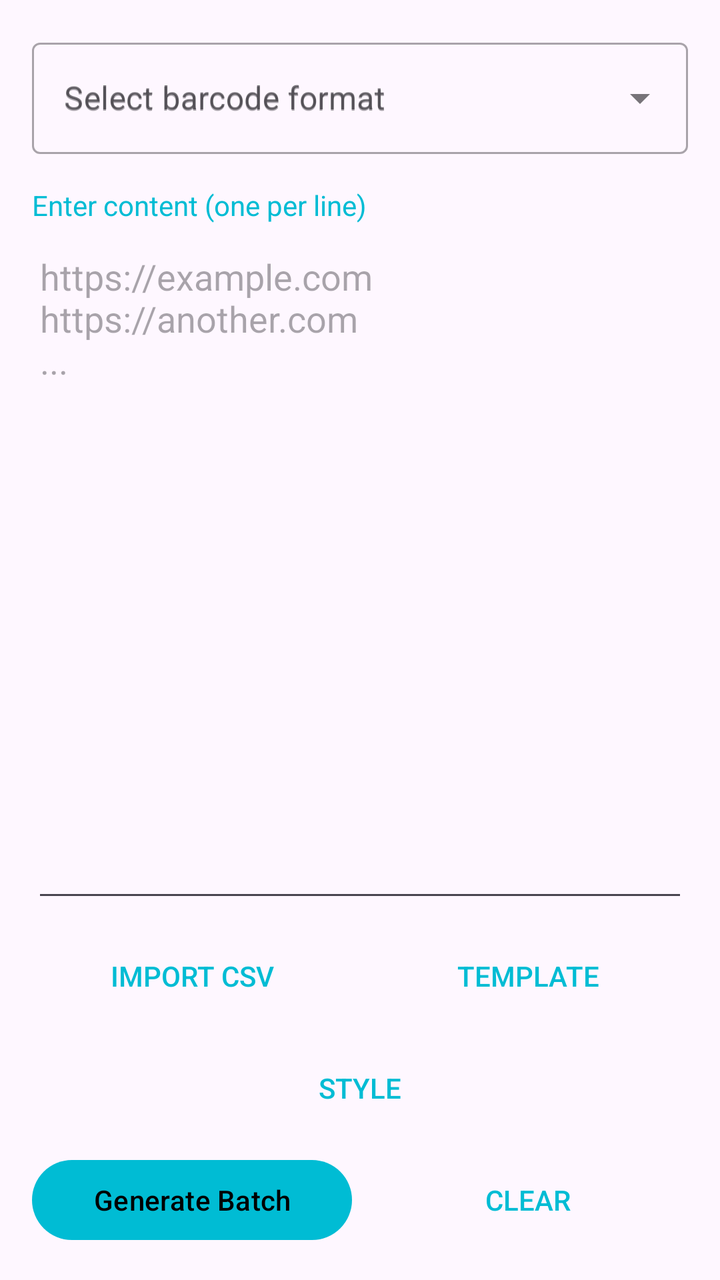
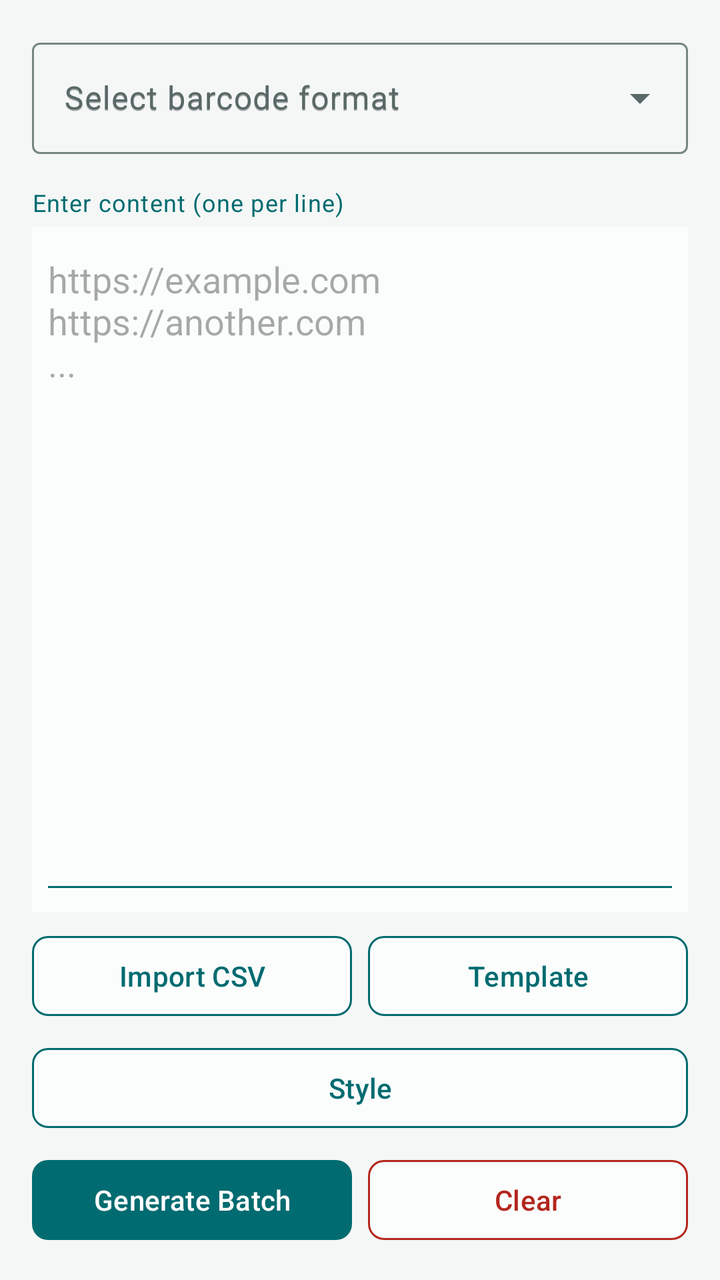

Before-and-after screenshots of an Android layout around one commit, followed by the original layout XML and the change that was made.
<!-- AndroidManifest.xml: application theme Theme.QRCodeSimple -->
<!-- res/layout/activity_batch_generate.xml -->
<?xml version="1.0" encoding="utf-8"?>
<LinearLayout xmlns:android="http://schemas.android.com/apk/res/android"
    xmlns:app="http://schemas.android.com/apk/res-auto"
    android:layout_width="match_parent"
    android:layout_height="match_parent"
    android:orientation="vertical"
    android:padding="16dp">

    <com.google.android.material.textfield.TextInputLayout
        android:layout_width="match_parent"
        android:layout_height="wrap_content"
        android:hint="@string/select_barcode_format"
        style="@style/Widget.MaterialComponents.TextInputLayout.OutlinedBox.ExposedDropdownMenu"
        android:layout_marginBottom="16dp">

        <AutoCompleteTextView
            android:id="@+id/spinnerFormat"
            android:layout_width="match_parent"
            android:layout_height="wrap_content"
            android:hint="@string/select_barcode_format"
            android:inputType="text|textNoSuggestions" />

    </com.google.android.material.textfield.TextInputLayout>

    <TextView
        android:layout_width="match_parent"
        android:layout_height="wrap_content"
        android:text="@string/enter_content_hint"
        android:textSize="14sp"
        android:textColor="?attr/colorPrimary"
        android:layout_marginBottom="4dp" />

    <LinearLayout
        android:layout_width="match_parent"
        android:layout_height="0dp"
        android:layout_weight="1"
        style="@style/Widget.MaterialComponents.TextInputLayout.OutlinedBox">

        <EditText
            android:id="@+id/etContent"
            android:layout_width="match_parent"
            android:layout_height="match_parent"
            android:gravity="top"
            android:hint="@string/batch_input_hint"
            android:inputType="textMultiLine" />

    </LinearLayout>

    <LinearLayout
        android:layout_width="match_parent"
        android:layout_height="wrap_content"
        android:orientation="horizontal"
        android:layout_marginTop="8dp">

        <Button
            android:id="@+id/btnImportCsv"
            android:layout_width="0dp"
            android:layout_height="wrap_content"
            android:layout_weight="1"
            android:text="@string/import_csv"
            android:layout_marginEnd="4dp"
            android:textColor="?attr/colorPrimary"

            style="?android:attr/borderlessButtonStyle" />

        <Button
            android:id="@+id/btnDownloadTemplate"
            android:layout_width="0dp"
            android:layout_height="wrap_content"
            android:layout_weight="1"
            android:text="@string/template"
            android:layout_marginStart="4dp"
            android:textColor="?attr/colorPrimary"

            style="?android:attr/borderlessButtonStyle" />

    </LinearLayout>

    <LinearLayout
        android:layout_width="match_parent"
        android:layout_height="wrap_content"
        android:orientation="horizontal"
        android:layout_marginTop="8dp">

        <Button
            android:id="@+id/btnBatchStyle"
            android:layout_width="0dp"
            android:layout_height="wrap_content"
            android:layout_weight="1"
            android:text="@string/style"
            android:textColor="?attr/colorPrimary"

            style="?android:attr/borderlessButtonStyle" />

    </LinearLayout>

    <LinearLayout
        android:layout_width="match_parent"
        android:layout_height="wrap_content"
        android:orientation="horizontal"
        android:layout_marginTop="8dp">

        <Button
            android:id="@+id/btnGenerate"
            android:layout_width="0dp"
            android:layout_height="wrap_content"
            android:layout_weight="1"
            android:text="@string/generate_batch"
            android:layout_marginEnd="4dp" />

        <Button
            android:id="@+id/btnClear"
            android:layout_width="0dp"
            android:layout_height="wrap_content"
            android:layout_weight="1"
            android:text="@string/clear"
            android:layout_marginStart="4dp"
            android:textColor="?attr/colorPrimary"

            style="?android:attr/borderlessButtonStyle" />

    </LinearLayout>

    <ProgressBar
        android:id="@+id/progressBar"
        android:layout_width="match_parent"
        android:layout_height="wrap_content"
        android:layout_marginTop="8dp"
        android:visibility="gone"
        style="?android:attr/progressBarStyleHorizontal" />

</LinearLayout>
<!-- resources referenced by this layout -->
<resources>
  <style name="Theme.QRCodeSimple" parent="Theme.Material3.DayNight.NoActionBar">
          <item name="colorPrimary">@color/cyan_500</item>
          <item name="colorPrimaryVariant">@color/cyan_700</item>
          <item name="colorOnPrimary">@color/black</item>
          <item name="colorSecondary">@color/teal_200</item>
          <item name="colorSecondaryVariant">@color/teal_700</item>
          <item name="colorOnSecondary">@color/black</item>
          <item name="android:statusBarColor">?attr/colorPrimaryVariant</item>
      </style>
  <color name="cyan_500">#FF00BCD4</color>
  <color name="cyan_700">#FF0097A7</color>
  <color name="black">#FF000000</color>
  <color name="teal_200">#FF03DAC5</color>
  <color name="teal_700">#FF018786</color>
  <!-- unchanged entries left out for length: 8 -->
</resources>

<!-- the commit's change to res/layout/activity_batch_generate.xml (unified diff, before → after) -->
@@ -3,20 +3,22 @@
     xmlns:app="http://schemas.android.com/apk/res-auto"
     android:layout_width="match_parent"
     android:layout_height="match_parent"
+    android:background="@color/app_background"
     android:orientation="vertical"
-    android:padding="16dp">
+    android:padding="@dimen/space_16">
 
     <com.google.android.material.textfield.TextInputLayout
+        style="@style/Widget.Material3.TextInputLayout.OutlinedBox.ExposedDropdownMenu"
         android:layout_width="match_parent"
         android:layout_height="wrap_content"
         android:hint="@string/select_barcode_format"
-        style="@style/Widget.MaterialComponents.TextInputLayout.OutlinedBox.ExposedDropdownMenu"
         android:layout_marginBottom="16dp">
 
         <AutoCompleteTextView
             android:id="@+id/spinnerFormat"
             android:layout_width="match_parent"
             android:layout_height="wrap_content"
+            android:minHeight="@dimen/touch_target_min"
             android:hint="@string/select_barcode_format"
             android:inputType="text|textNoSuggestions" />
 
@@ -26,20 +28,22 @@
         android:layout_width="match_parent"
         android:layout_height="wrap_content"
         android:text="@string/enter_content_hint"
-        android:textSize="14sp"
-        android:textColor="?attr/colorPrimary"
+        android:textAppearance="@style/TextAppearance.QRCodeSimple.Metadata"
+        android:textColor="@color/app_primary"
         android:layout_marginBottom="4dp" />
 
     <LinearLayout
         android:layout_width="match_parent"
         android:layout_height="0dp"
         android:layout_weight="1"
-        style="@style/Widget.MaterialComponents.TextInputLayout.OutlinedBox">
+        android:background="@color/app_surface"
+        android:padding="@dimen/space_4">
 
         <EditText
             android:id="@+id/etContent"
             android:layout_width="match_parent"
             android:layout_height="match_parent"
+            android:backgroundTint="@color/app_primary"
             android:gravity="top"
             android:hint="@string/batch_input_hint"
             android:inputType="textMultiLine" />
@@ -52,27 +56,23 @@
         android:orientation="horizontal"
         android:layout_marginTop="8dp">
 
-        <Button
+        <com.google.android.material.button.MaterialButton
             android:id="@+id/btnImportCsv"
+            style="@style/Widget.QRCodeSimple.Button.Outlined"
             android:layout_width="0dp"
             android:layout_height="wrap_content"
             android:layout_weight="1"
             android:text="@string/import_csv"
-            android:layout_marginEnd="4dp"
-            android:textColor="?attr/colorPrimary"
+            android:layout_marginEnd="4dp" />
 
-            style="?android:attr/borderlessButtonStyle" />
-
-        <Button
+        <com.google.android.material.button.MaterialButton
             android:id="@+id/btnDownloadTemplate"
+            style="@style/Widget.QRCodeSimple.Button.Outlined"
             android:layout_width="0dp"
             android:layout_height="wrap_content"
             android:layout_weight="1"
             android:text="@string/template"
-            android:layout_marginStart="4dp"
-            android:textColor="?attr/colorPrimary"
-
-            style="?android:attr/borderlessButtonStyle" />
+            android:layout_marginStart="4dp" />
 
     </LinearLayout>
 
@@ -82,15 +82,13 @@
         android:orientation="horizontal"
         android:layout_marginTop="8dp">
 
-        <Button
+        <com.google.android.material.button.MaterialButton
             android:id="@+id/btnBatchStyle"
+            style="@style/Widget.QRCodeSimple.Button.Outlined"
             android:layout_width="0dp"
             android:layout_height="wrap_content"
             android:layout_weight="1"
-            android:text="@string/style"
-            android:textColor="?attr/colorPrimary"
-
-            style="?android:attr/borderlessButtonStyle" />
+            android:text="@string/style" />
 
     </LinearLayout>
 
@@ -100,24 +98,23 @@
         android:orientation="horizontal"
         android:layout_marginTop="8dp">
 
-        <Button
+        <com.google.android.material.button.MaterialButton
             android:id="@+id/btnGenerate"
+            style="@style/Widget.QRCodeSimple.Button.Primary"
             android:layout_width="0dp"
             android:layout_height="wrap_content"
             android:layout_weight="1"
             android:text="@string/generate_batch"
             android:layout_marginEnd="4dp" />
 
-        <Button
+        <com.google.android.material.button.MaterialButton
             android:id="@+id/btnClear"
+            style="@style/Widget.QRCodeSimple.Button.Destructive"
             android:layout_width="0dp"
             android:layout_height="wrap_content"
             android:layout_weight="1"
             android:text="@string/clear"
-            android:layout_marginStart="4dp"
-            android:textColor="?attr/colorPrimary"
-
-            style="?android:attr/borderlessButtonStyle" />
+            android:layout_marginStart="4dp" />
 
     </LinearLayout>
 
<!-- resource entries referenced after the edit -->
@@ -1,19 +1,150 @@
 <!-- resources referenced by this layout -->
 <resources>
-  <style name="Theme.QRCodeSimple" parent="Theme.Material3.DayNight.NoActionBar">
-          <item name="colorPrimary">@color/cyan_500</item>
-          <item name="colorPrimaryVariant">@color/cyan_700</item>
-          <item name="colorOnPrimary">@color/black</item>
-          <item name="colorSecondary">@color/teal_200</item>
-          <item name="colorSecondaryVariant">@color/teal_700</item>
-          <item name="colorOnSecondary">@color/black</item>
-          <item name="android:statusBarColor">?attr/colorPrimaryVariant</item>
+  <color name="app_background">#FFF4F7F6</color>
+  <color name="app_primary">#FF006B70</color>
+  <color name="app_surface">#FFFBFDFC</color>
+  <dimen name="space_16">16dp</dimen>
+  <dimen name="space_4">4dp</dimen>
+  <dimen name="touch_target_min">48dp</dimen>
+  <style name="TextAppearance.QRCodeSimple.Metadata" parent="TextAppearance.Material3.BodySmall">
+          <item name="android:textColor">@color/app_text_secondary</item>
       </style>
-  <color name="cyan_500">#FF00BCD4</color>
-  <color name="cyan_700">#FF0097A7</color>
-  <color name="black">#FF000000</color>
-  <color name="teal_200">#FF03DAC5</color>
-  <color name="teal_700">#FF018786</color>
+  <style name="Widget.QRCodeSimple.Button.Destructive" parent="Widget.Material3.Button.OutlinedButton">
+          <item name="android:minHeight">@dimen/touch_target_min</item>
+          <item name="android:textColor">@color/app_error</item>
+          <item name="backgroundTint">@color/app_surface</item>
+          <item name="cornerRadius">@dimen/radius_compact</item>
+          <item name="iconTint">@color/app_error</item>
+          <item name="strokeColor">@color/app_error</item>
+          <item name="strokeWidth">1dp</item>
+      </style>
+  <style name="Widget.QRCodeSimple.Button.Outlined" parent="Widget.Material3.Button.OutlinedButton">
+          <item name="android:minHeight">@dimen/touch_target_min</item>
+          <item name="android:textColor">@color/app_primary</item>
+          <item name="backgroundTint">@color/app_surface</item>
+          <item name="cornerRadius">@dimen/radius_compact</item>
+          <item name="iconTint">@color/app_primary</item>
+          <item name="strokeColor">@color/app_primary</item>
+          <item name="strokeWidth">1dp</item>
+      </style>
+  <style name="Widget.QRCodeSimple.Button.Primary" parent="Widget.Material3.Button">
+          <item name="android:minHeight">@dimen/touch_target_min</item>
+          <item name="android:textColor">@color/app_on_primary</item>
+          <item name="backgroundTint">@color/app_primary</item>
+          <item name="cornerRadius">@dimen/radius_compact</item>
+          <item name="iconTint">@color/app_on_primary</item>
+      </style>
+  <style name="Theme.QRCodeSimple" parent="Theme.QRCodeSimple.Base">
+          <item name="windowActionBar">false</item>
+          <item name="windowNoTitle">true</item>
+      </style>
+  <color name="app_text_secondary">#FF596967</color>
+  <color name="app_error">#FFB3261E</color>
+  <dimen name="radius_compact">8dp</dimen>
+  <color name="app_on_primary">#FFFFFFFF</color>
+  <style name="Theme.QRCodeSimple.Base" parent="Theme.Material3.DayNight">
+          <item name="colorPrimary">@color/app_primary</item>
+          <item name="colorOnPrimary">@color/app_on_primary</item>
+          <item name="colorPrimaryContainer">@color/app_primary_container</item>
+          <item name="colorOnPrimaryContainer">@color/app_on_primary_container</item>
+          <item name="colorSecondary">@color/app_secondary</item>
+          <item name="colorOnSecondary">@color/app_on_secondary</item>
+          <item name="colorSecondaryContainer">@color/app_secondary_container</item>
+          <item name="colorOnSecondaryContainer">@color/app_on_secondary_container</item>
+          <item name="colorTertiary">@color/app_primary</item>
+          <item name="colorOnTertiary">@color/app_on_primary</item>
+          <item name="colorTertiaryContainer">@color/app_primary_container</item>
+          <item name="colorOnTertiaryContainer">@color/app_on_primary_container</item>
+          <item name="colorSurface">@color/app_surface</item>
+          <item name="colorSurfaceBright">@color/app_surface_variant</item>
+          <item name="colorSurfaceDim">@color/app_background</item>
+          <item name="colorSurfaceContainerLowest">@color/app_background</item>
+          <item name="colorSurfaceContainerLow">@color/app_surface</item>
+          <item name="colorSurfaceContainer">@color/app_surface</item>
+          <item name="colorSurfaceContainerHigh">@color/app_surface_variant</item>
+          <item name="colorSurfaceContainerHighest">@color/app_surface_variant</item>
+          <item name="colorOnSurface">@color/app_text_primary</item>
+          <item name="colorSurfaceVariant">@color/app_surface_variant</item>
+          <item name="colorOnSurfaceVariant">@color/app_text_secondary</item>
+          <item name="colorSurfaceInverse">@color/app_text_primary</item>
+          <item name="colorOnSurfaceInverse">@color/app_background</item>
+          <item name="colorPrimaryInverse">@color/app_primary_container</item>
+          <item name="colorOnBackground">@color/app_text_primary</item>
+          <item name="colorOutline">@color/app_outline</item>
+          <item name="colorOutlineVariant">@color/app_outline_variant</item>
+          <item name="colorError">@color/app_error</item>
+          <item name="colorOnError">@color/app_on_error</item>
+          <item name="colorErrorContainer">@color/app_error_container</item>
+          <item name="colorOnErrorContainer">@color/app_on_error_container</item>
+          <item name="colorControlNormal">@color/app_text_secondary</item>
+          <item name="colorControlActivated">@color/app_primary</item>
+          <item name="android:colorAccent">@color/app_primary</item>
+          <item name="android:colorBackground">@color/app_background</item>
+          <item name="android:windowBackground">@color/app_background</item>
+          <item name="android:statusBarColor">@color/app_background</item>
+          <item name="android:navigationBarColor">@color/app_background</item>
+          <item name="android:windowLightStatusBar">@bool/app_light_system_bars</item>
+          <item name="android:windowLightNavigationBar">@bool/app_light_system_bars</item>
+          <item name="materialAlertDialogTheme">@style/ThemeOverlay.QRCodeSimple.MaterialAlertDialog</item>
+          <item name="materialButtonStyle">@style/Widget.QRCodeSimple.Button.Primary</item>
+          <item name="materialCardViewStyle">@style/Widget.QRCodeSimple.Panel</item>
+          <item name="bottomNavigationStyle">@style/Widget.QRCodeSimple.BottomNavigationView</item>
+      </style>
+  <color name="app_primary_container">#FFD8EFED</color>
+  <color name="app_on_primary_container">#FF064E52</color>
+  <color name="app_secondary">#FF496563</color>
+  <color name="app_on_secondary">#FFFFFFFF</color>
+  <color name="app_secondary_container">#FFDDE8E6</color>
+  <color name="app_on_secondary_container">#FF243F3E</color>
+  <color name="app_surface_variant">#FFEAF1EF</color>
+  <color name="app_text_primary">#FF172020</color>
+  <color name="app_outline">#FF758684</color>
+  <color name="app_outline_variant">#FFCFDDDA</color>
+  <color name="app_on_error">#FFFFFFFF</color>
+  <color name="app_error_container">#FFF9DEDC</color>
+  <color name="app_on_error_container">#FF410E0B</color>
+  <style name="ThemeOverlay.QRCodeSimple.MaterialAlertDialog" parent="ThemeOverlay.Material3.MaterialAlertDialog">
+          <item name="colorSurface">@color/app_surface</item>
+          <item name="colorSurfaceContainerHigh">@color/app_surface_variant</item>
+          <item name="colorOnSurface">@color/app_text_primary</item>
+          <item name="shapeAppearanceMediumComponent">@style/ShapeAppearance.QRCodeSimple.Panel</item>
+          <item name="buttonBarPositiveButtonStyle">@style/Widget.QRCodeSimple.Button.Text</item>
+          <item name="buttonBarNegativeButtonStyle">@style/Widget.QRCodeSimple.Button.Text</item>
+          <item name="buttonBarNeutralButtonStyle">@style/Widget.QRCodeSimple.Button.Text</item>
+      </style>
+  <style name="Widget.QRCodeSimple.Panel" parent="">
+          <item name="cardBackgroundColor">@color/app_surface</item>
+          <item name="cardCornerRadius">@dimen/radius_panel</item>
+          <item name="cardElevation">0dp</item>
+          <item name="strokeColor">@color/app_outline_variant</item>
+          <item name="strokeWidth">@dimen/stroke_panel</item>
+      </style>
+  <style name="Widget.QRCodeSimple.BottomNavigationView" parent="Widget.Material3.BottomNavigationView">
+          <item name="android:background">@color/app_surface</item>
+          <item name="itemIconTint">@color/navigation_item_color</item>
+          <item name="itemTextColor">@color/navigation_item_color</item>
+          <item name="itemActiveIndicatorStyle">@style/Widget.QRCodeSimple.BottomNavigationView.ActiveIndicator</item>
+          <item name="elevation">0dp</item>
+      </style>
+  <style name="ShapeAppearance.QRCodeSimple.Panel" parent="ShapeAppearance.Material3.Corner.Medium">
+          <item name="cornerFamily">rounded</item>
+          <item name="cornerSize">@dimen/radius_panel</item>
+      </style>
+  <style name="Widget.QRCodeSimple.Button.Text" parent="Widget.Material3.Button.TextButton">
+          <item name="android:minHeight">@dimen/touch_target_min</item>
+          <item name="android:textColor">@color/app_primary</item>
+          <item name="iconTint">@color/app_primary</item>
+      </style>
+  <dimen name="radius_panel">12dp</dimen>
+  <dimen name="stroke_panel">1dp</dimen>
+  <style name="Widget.QRCodeSimple.BottomNavigationView.ActiveIndicator" parent="Widget.Material3.BottomNavigationView.ActiveIndicator">
+          <item name="android:color">@color/app_primary_container</item>
+          <item name="shapeAppearance">@style/ShapeAppearance.QRCodeSimple.Compact</item>
+      </style>
+  <style name="ShapeAppearance.QRCodeSimple.Compact" parent="ShapeAppearance.Material3.Corner.Small">
+          <item name="cornerFamily">rounded</item>
+          <item name="cornerSize">@dimen/radius_compact</item>
+      </style>
   <!-- unchanged entries left out for length: 8 -->
 </resources>
 
